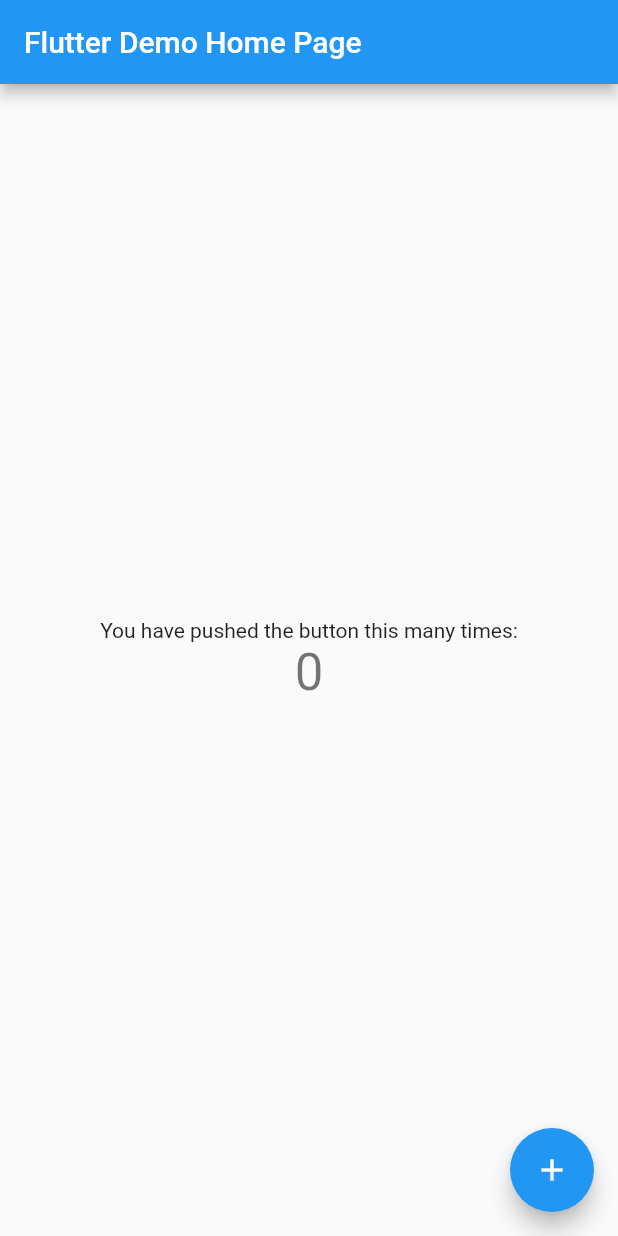
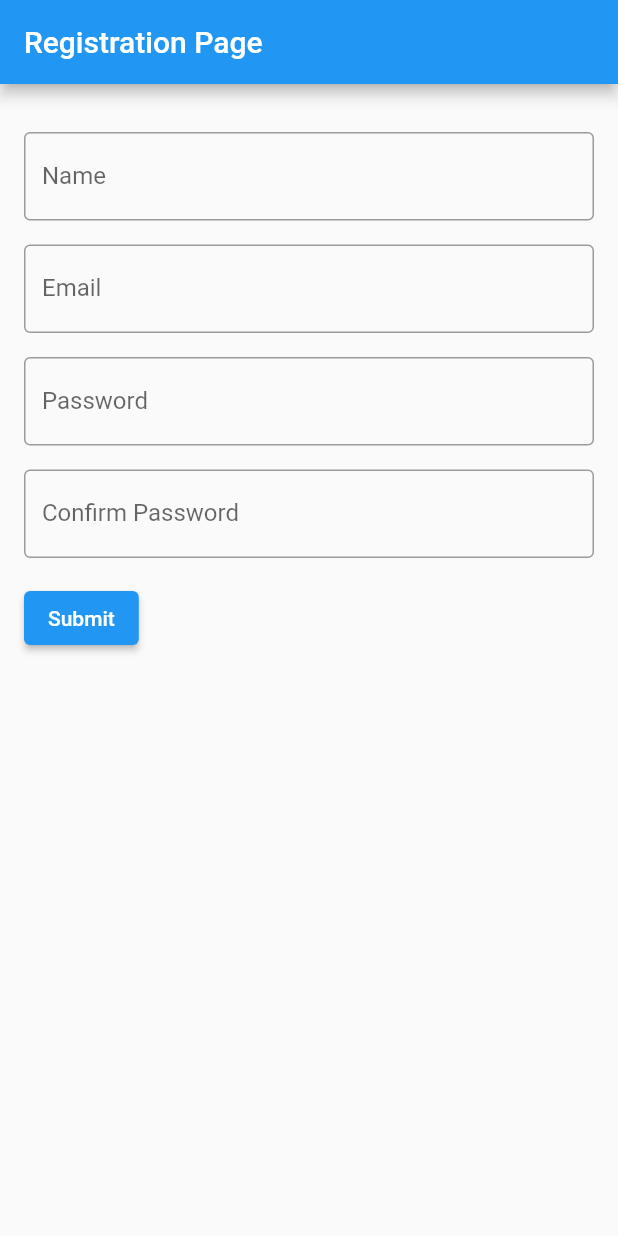
Before and after one commit to SulaimanYaacob/Event-Planner, a Flutter app: the screen it shows after launch, on a phone screen of 412 x 824 dp. Run offline on Flutter 3.47's test engine with Material 2 defaults, Android fonts, the phone set to English and light mode, and no system bars; our stand-ins replace firebase_core; accounts and stored records are empty.

Commit message:
add registration page

```diff
--- a/lib/main.dart
+++ b/lib/main.dart
@@ -1,3 +1,4 @@
+import 'package:event_planner/registration.dart';
 import 'package:flutter/material.dart';
 
 void main() {
@@ -24,7 +25,7 @@
         // is not restarted.
         primarySwatch: Colors.blue,
       ),
-      home: const MyHomePage(title: 'Flutter Demo Home Page'),
+      home: RegistrationPage(),
     );
   }
 }
@@ -32,14 +33,7 @@
 class MyHomePage extends StatefulWidget {
   const MyHomePage({super.key, required this.title});
 
-  // This widget is the home page of your application. It is stateful, meaning
-  // that it has a State object (defined below) that contains fields that affect
-  // how it looks.
 
-  // This class is the configuration for the state. It holds the values (in this
-  // case the title) provided by the parent (in this case the App widget) and
-  // used by the build method of the State. Fields in a Widget subclass are
-  // always marked "final".
 
   final String title;
 
--- /dev/null
+++ b/lib/registration.dart
@@ -0,0 +1,126 @@
+import 'package:flutter/material.dart';
+
+class RegistrationPage extends StatefulWidget {
+  @override
+  _RegistrationPageState createState() => _RegistrationPageState();
+}
+
+class _RegistrationPageState extends State<RegistrationPage> {
+  final _formKey = GlobalKey<FormState>();
+
+  String _name = '';
+  String _email = '';
+  String _password = '';
+  String _confirmPassword = '';
+
+  @override
+  Widget build(BuildContext context) {
+    return Scaffold(
+      appBar: AppBar(
+        title: Text('Registration Page'),
+      ),
+      body: SingleChildScrollView(
+        child: Padding(
+          padding: const EdgeInsets.all(16.0),
+          child: Form(
+            key: _formKey,
+            child: Column(
+              crossAxisAlignment: CrossAxisAlignment.start,
+              children: [
+                SizedBox(height: 16),
+                TextFormField(
+                  decoration: InputDecoration(
+                    labelText: 'Name',
+                    border: OutlineInputBorder(),
+                  ),
+                  validator: (value) {
+                    if (value == null || value.isEmpty) {
+                      return 'Please enter your name';
+                    }
+                    return null;
+                  },
+                  onSaved: (value) {
+                    _name = value!;
+                  },
+                ),
+                SizedBox(height: 16),
+                TextFormField(
+                  decoration: InputDecoration(
+                    labelText: 'Email',
+                    border: OutlineInputBorder(),
+                  ),
+                  validator: (value) {
+                    if (value == null || value.isEmpty) {
+                      return 'Please enter your email';
+                    }
+                    if (!value.contains('@')) {
+                      return 'Please enter a valid email';
+                    }
+                    return null;
+                  },
+                  onSaved: (value) {
+                    _email = value!;
+                  },
+                ),
+                SizedBox(height: 16),
+                TextFormField(
+                  obscureText: true,
+                  decoration: InputDecoration(
+                    labelText: 'Password',
+                    border: OutlineInputBorder(),
+                  ),
+                  validator: (value) {
+                    if (value == null || value.isEmpty) {
+                      return 'Please enter a password';
+                    }
+                    if (value.length < 6) {
+                      return 'Password must be at least 6 characters long';
+                    }
+                    return null;
+                  },
+                  onSaved: (value) {
+                    _password = value!;
+                  },
+                ),
+                SizedBox(height: 16),
+                TextFormField(
+                  obscureText: true,
+                  decoration: InputDecoration(
+                    labelText: 'Confirm Password',
+                    border: OutlineInputBorder(),
+                  ),
+                  validator: (value) {
+                    if (value == null || value.isEmpty) {
+                      return 'Please confirm your password';
+                    }
+                    if (value != _password) {
+                      return 'Passwords do not match';
+                    }
+                    return null;
+                  },
+                  onSaved: (value) {
+                    _confirmPassword = value!;
+                  },
+                ),
+                SizedBox(height: 16),
+                ElevatedButton(
+                  onPressed: () {
+                    if (_formKey.currentState!.validate()) {
+                      _formKey.currentState!.save();
+                      // do something with the form data, e.g. register the user
+                      print('Name: $_name');
+                      print('Email: $_email');
+                      print('Password: $_password');
+                      print('Confirm Password: $_confirmPassword');
+                    }
+                  },
+                  child: Text('Submit'),
+                ),
+              ],
+            ),
+          ),
+        ),
+      ),
+    );
+  }
+}
--- a/pubspec.yaml
+++ b/pubspec.yaml
@@ -58,7 +58,7 @@
   # the material Icons class.
   uses-material-design: true
   assets:
-    - assets/images/
+    - assets /images/
     - .env # path to your .env
 
 
```
